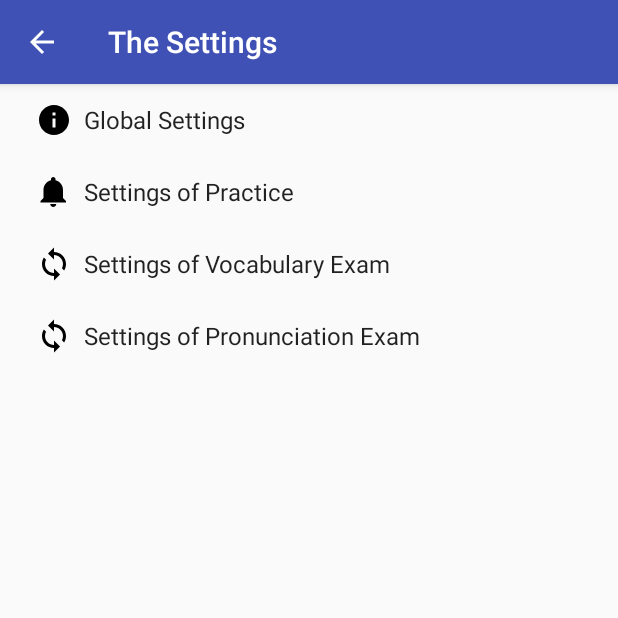
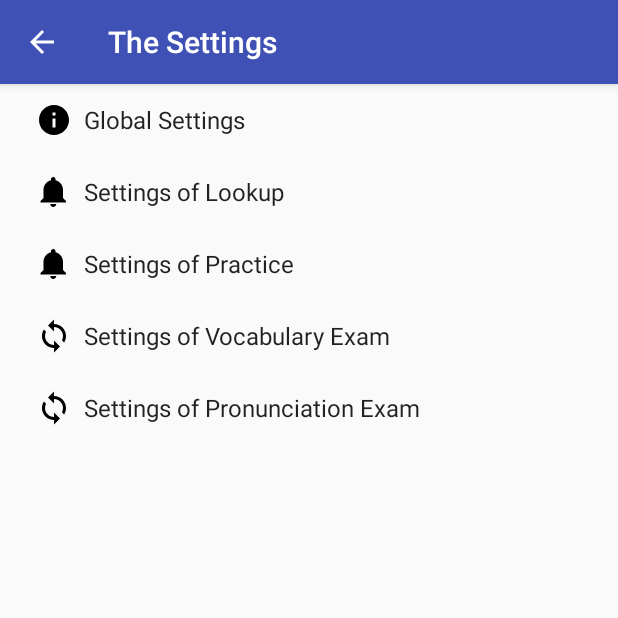
Before and after one commit to QI1002/Application, an Android app: the ConfigurationSettingActivity screen opened directly, with no data from a screen before it, on a phone screen of 412 x 824 dp, the top half of it. Run offline under Robolectric (Android 15) with nearby library versions, the phone set to English and light mode, and no system bars.

Commit message:
Add perference help function and add original settings to preference

```diff
--- a/app/src/main/res/values/strings.xml
+++ b/app/src/main/res/values/strings.xml
@@ -65,7 +65,17 @@
         <item>-1</item>
     </string-array>
 
-    <!-- The part of Global settings -->
+    <!-- The part of Lookup settings -->
+    <string name="pref_header_lookup">Settings of Lookup</string>
+
+    <string name="pref_title_save_to_dataset">Save Lookup Word to Dataset</string>
+    <string name="pref_description_save_to_dataset">Save the lookup words
+        into dataset xml file.
+    </string>
+
+    <string name="pref_title_speak_when_lookup">Speak when Lookup Word</string>
+
+    <!-- The part of Practice settings -->
     <string name="pref_header_practice">Settings of Practice</string>
 
     <string name="pref_title_resume_practice">Resume Practice</string>
@@ -73,10 +83,14 @@
         activities are switched otherwise restart.
     </string>
 
-    <!-- The part of Global settings -->
+    <string name="pref_title_show_mean_dialog">Extra mean and show it by Dialog</string>
+
+    <!-- The part of Vocabulary Exam settings -->
     <string name="pref_header_vocabulary_exam">Settings of Vocabulary Exam</string>
 
-    <!-- The part of Global settings -->
+    <string name="pref_title_exam_speak">Speak when Vocabulary Exam</string>
+
+    <!-- The part of Pronunciation Exam settings -->
     <string name="pref_header_pronunciation_exam">Settings of Pronunciation Exam</string>
 
 </resources>
--- a/app/src/main/res/xml/pref_headers.xml
+++ b/app/src/main/res/xml/pref_headers.xml
@@ -6,6 +6,11 @@
         android:fragment="io.github.qi1002.ilearn.configuration.ConfigurationSettingActivity$GlobalPreferenceFragment"
         android:title="@string/pref_header_global"
         android:icon="@drawable/ic_info_black_24dp" />
+
+    <header
+        android:fragment="io.github.qi1002.ilearn.configuration.ConfigurationSettingActivity$LookupPreferenceFragment"
+        android:title="@string/pref_header_lookup"
+        android:icon="@drawable/ic_notifications_black_24dp" />
 
     <header
         android:fragment="io.github.qi1002.ilearn.configuration.ConfigurationSettingActivity$PracticePreferenceFragment"
--- /dev/null
+++ b/app/src/main/res/xml/pref_lookup.xml
@@ -0,0 +1,18 @@
+<?xml version="1.0" encoding="utf-8"?>
+<PreferenceScreen xmlns:android="http://schemas.android.com/apk/res/android">
+    <PreferenceCategory android:title="@string/pref_header_lookup">
+
+        <SwitchPreference
+            android:key="lookup save"
+            android:title="@string/pref_title_save_to_dataset"
+            android:summary="@string/pref_description_save_to_dataset"
+            android:defaultValue="true" />
+
+        <SwitchPreference
+            android:key="lookup speak"
+            android:title="@string/pref_title_speak_when_lookup"
+            android:defaultValue="false" />
+
+    </PreferenceCategory>
+
+</PreferenceScreen>
--- a/app/src/main/res/xml/pref_practice.xml
+++ b/app/src/main/res/xml/pref_practice.xml
@@ -7,6 +7,11 @@
             android:title="@string/pref_title_resume_practice"
             android:summary="@string/pref_description_resume_practice"
             android:defaultValue="true" />
+
+        <SwitchPreference
+            android:key="show mean dialog"
+            android:title="@string/pref_title_show_mean_dialog"
+            android:defaultValue="false" />
 
         <!-- NOTE: Hide buttons to simplify the UI. Users can touch outside the dialog to
              dismiss it. -->
--- a/app/src/main/res/xml/pref_vocabulary_exam.xml
+++ b/app/src/main/res/xml/pref_vocabulary_exam.xml
@@ -1,6 +1,11 @@
 <?xml version="1.0" encoding="utf-8"?>
 <PreferenceScreen xmlns:android="http://schemas.android.com/apk/res/android">
     <PreferenceCategory android:title="@string/pref_header_vocabulary_exam">
+
+        <SwitchPreference
+            android:key="exam speak"
+            android:title="@string/pref_title_exam_speak"
+            android:defaultValue="false" />
 
         <!-- NOTE: Hide buttons to simplify the UI. Users can touch outside the dialog to
              dismiss it. -->
```
Also changed, not shown: app/src/main/java/io/github/qi1002/ilearn/Helper.java (+33 -3 lines), app/src/main/java/io/github/qi1002/ilearn/configuration/ConfigurationSettingActivity.java (+32 -3 lines), 1 other file.
